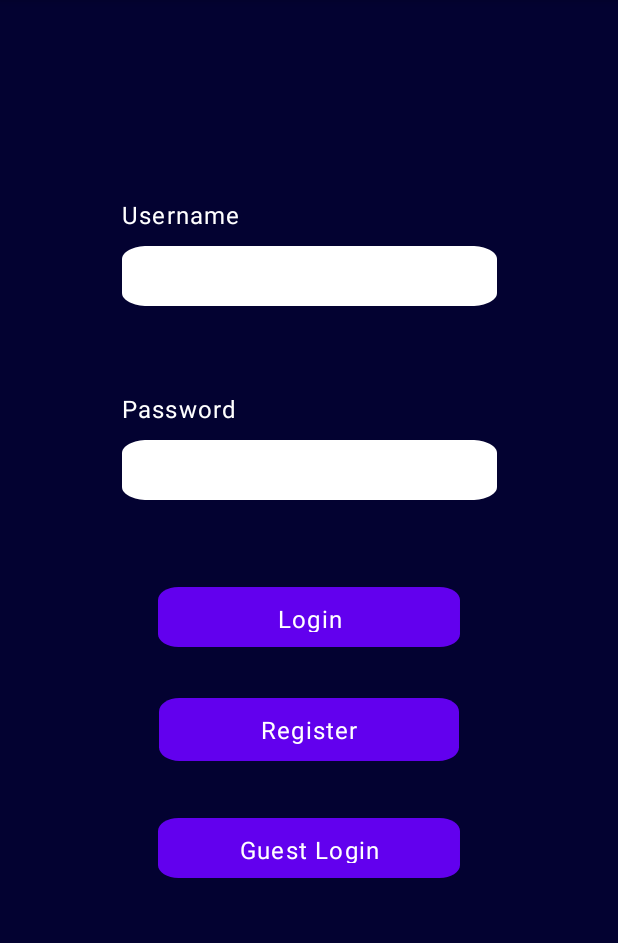
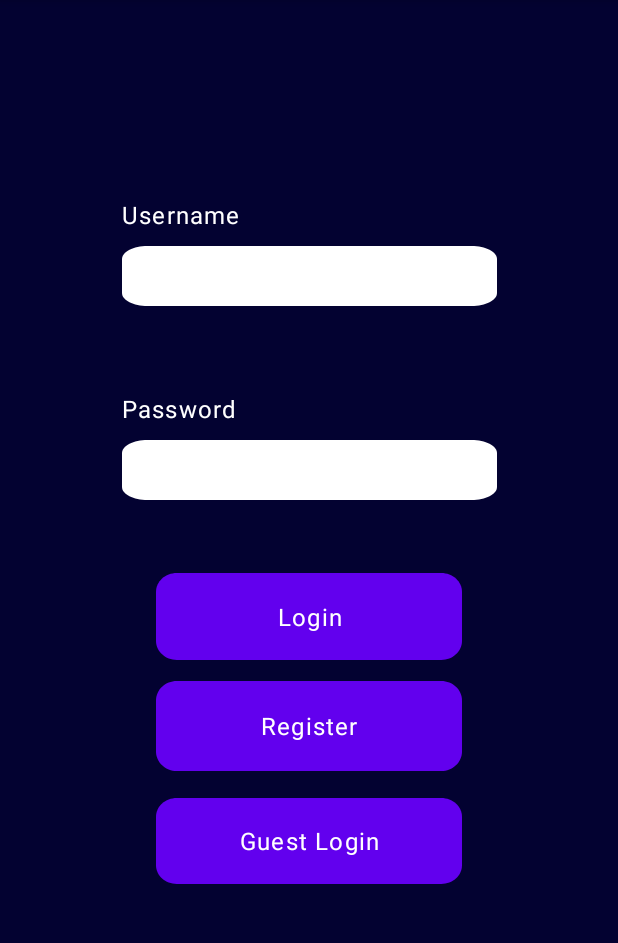
Before and after one commit to IoanaBanu/Where2go, an Android app: the LoginActivity screen opened directly, with no data from a screen before it, on a phone screen of 412 x 824 dp, the part 84-1027 px from its top. Run offline under Robolectric (Android 15) with nearby library versions, the phone set to English and light mode, and no system bars; our stand-ins replace Firebase (no records; nobody signed in at launch, a user with empty details on screens opened directly).

Commit message:
final proj 2

```diff
--- a/app/src/main/java/com/example/licenta_ioana_banu/LoginActivity.java
+++ b/app/src/main/java/com/example/licenta_ioana_banu/LoginActivity.java
@@ -56,8 +56,6 @@ public class LoginActivity extends AppCompatActivity {
         registerButton.setOnClickListener(new View.OnClickListener() {
             @Override
             public void onClick(View v) {
-                currentUserAug=new User("guest","guest","guest","guest");
-                setCurrentUser(currentUserAug);
                 Intent intent = new Intent(LoginActivity.this,  RegisterActivity.class);// New activity
                 intent.setFlags(Intent.FLAG_ACTIVITY_CLEAR_TOP);
                 startActivity(intent);
--- a/app/src/main/res/layout/login_activity.xml
+++ b/app/src/main/res/layout/login_activity.xml
@@ -9,8 +9,8 @@
 
     <Button
         android:id="@+id/idGuestLoginButton"
-        android:layout_width="201dp"
-        android:layout_height="40dp"
+        android:layout_width="204dp"
+        android:layout_height="57dp"
         android:layout_alignParentStart="true"
         android:layout_alignParentTop="true"
         android:layout_alignParentEnd="true"
@@ -39,8 +39,8 @@
 
     <Button
         android:id="@+id/idLoginButton"
-        android:layout_width="201dp"
-        android:layout_height="40dp"
+        android:layout_width="204dp"
+        android:layout_height="58dp"
         android:layout_alignParentStart="true"
         android:layout_alignParentTop="true"
         android:layout_alignParentEnd="true"
@@ -117,8 +117,8 @@
 
     <Button
         android:id="@+id/idRegisterButtonLogin"
-        android:layout_width="200dp"
-        android:layout_height="42dp"
+        android:layout_width="204dp"
+        android:layout_height="60dp"
         android:layout_alignParentStart="true"
         android:layout_alignParentTop="true"
         android:layout_alignParentEnd="true"
```
Also changed, not shown: app/src/main/res/layout/map_content_main.xml (+4 -4 lines).
